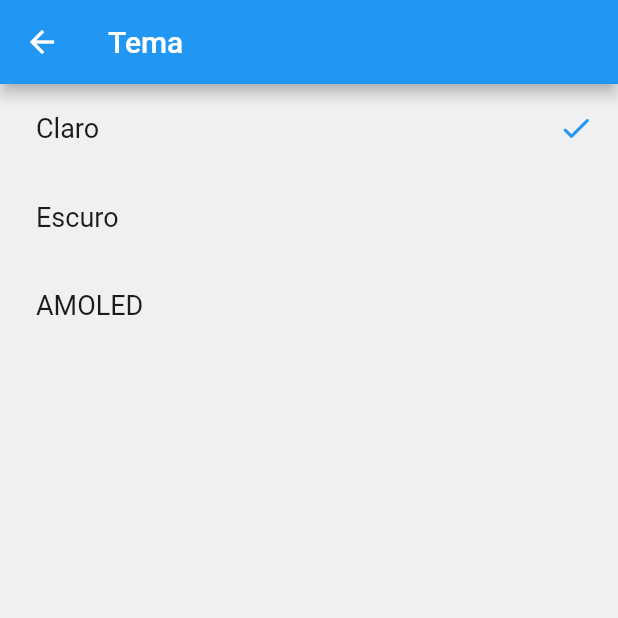
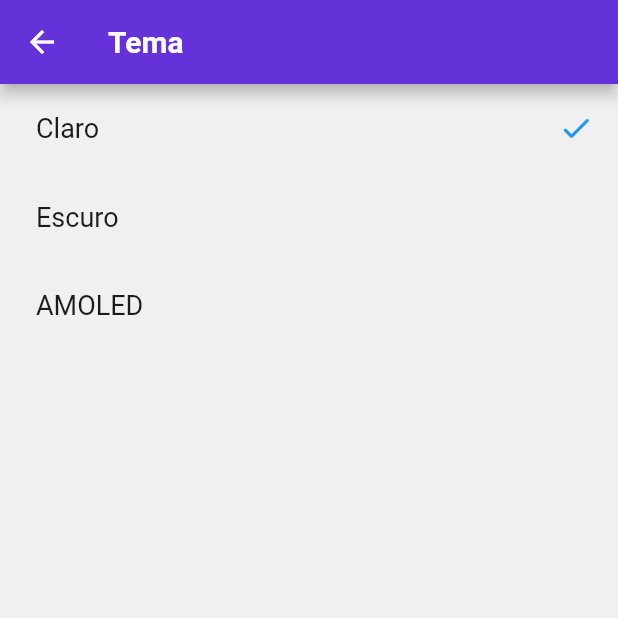
Before and after one commit to PECI-21-22-Grupo04/android-app, a Flutter app: the ThemeScreen screen opened directly, after a tap on "Claro", on a phone screen of 412 x 824 dp, the top half of it. Run offline on Flutter 3.47's test engine with Material 2 defaults, Android fonts, the phone set to English and light mode, and no system bars; drawn by our look-alikes of settings_ui; our stand-ins replace firebase_auth, firebase_core, google_sign_in, shared_preferences; missing offline and left inert: app_settings; accounts and stored records are empty.

Commit message:
Custom themes; fixed bug in theme selection

```diff
--- a/runx/lib/main.dart
+++ b/runx/lib/main.dart
@@ -6,6 +6,7 @@ import 'package:provider/provider.dart';
 
 // Screens
 import 'package:runx/authentication/sign_in.dart';
+import 'package:runx/preferences/theme_data.dart';
 import 'package:runx/preferences/theme_model.dart';
 import 'package:runx/presentation/page_nav.dart';
 
@@ -26,7 +27,9 @@ class MyApp extends StatelessWidget {
           builder: (context, ThemeModel themeNotifier, child) {
         return MaterialApp(
           title: 'Flutter Demo',
-          theme: themeNotifier.isDark ? ThemeData.dark() : ThemeData.light(),
+          theme: themeNotifier.isDark
+              ? CustomThemeDark.darkTheme
+              : CustomThemeLight.lightTheme,
           debugShowCheckedModeBanner: false,
           home: const Initial(title: 'RunX'),
         );
--- /dev/null
+++ b/runx/lib/preferences/theme_data.dart
@@ -0,0 +1,53 @@
+import 'package:flutter/material.dart';
+
+class CustomThemeLight {
+  static ThemeData get lightTheme {
+    return ThemeData(
+        brightness: Brightness.light,
+        primarySwatch:
+            buildMaterialColor(const Color.fromARGB(255, 101, 50, 218)),
+        textTheme: const TextTheme(
+          headline6: TextStyle(
+              fontSize: 20.0, fontWeight: FontWeight.bold), // page title
+          bodyText1:
+              TextStyle(fontSize: 15.0, fontWeight: FontWeight.bold), // sidenav
+          bodyText2: TextStyle(
+              fontSize: 15.0, fontWeight: FontWeight.bold), // text on scaffold
+        ));
+  }
+}
+
+class CustomThemeDark {
+  static ThemeData get darkTheme {
+    return ThemeData(
+        brightness: Brightness.dark,
+        textTheme: const TextTheme(
+          headline6: TextStyle(
+              fontSize: 20.0, fontWeight: FontWeight.bold), // page title
+          bodyText1:
+              TextStyle(fontSize: 15.0, fontWeight: FontWeight.bold), // sidenav
+          bodyText2: TextStyle(
+              fontSize: 15.0, fontWeight: FontWeight.bold), // text on scaffold
+        ));
+  }
+}
+
+MaterialColor buildMaterialColor(Color color) {
+  List strengths = <double>[.05];
+  Map<int, Color> swatch = {};
+  final int r = color.red, g = color.green, b = color.blue;
+
+  for (int i = 1; i < 10; i++) {
+    strengths.add(0.1 * i);
+  }
+  for (var strength in strengths) {
+    final double ds = 0.5 - strength;
+    swatch[(strength * 1000).round()] = Color.fromRGBO(
+      r + ((ds < 0 ? r : (255 - r)) * ds).round(),
+      g + ((ds < 0 ? g : (255 - g)) * ds).round(),
+      b + ((ds < 0 ? b : (255 - b)) * ds).round(),
+      1,
+    );
+  }
+  return MaterialColor(color.value, swatch);
+}
--- a/runx/lib/settings/themescreen.dart
+++ b/runx/lib/settings/themescreen.dart
@@ -18,6 +18,11 @@ class _ThemeScreenState extends State<ThemeScreen> {
   Widget build(BuildContext context) {
     return Consumer<ThemeModel>(
         builder: (context, ThemeModel themeNotifier, child) {
+      if (!themeNotifier.isDark) {
+        themeIndex = 0;
+      } else {
+        themeIndex = 1;
+      }
       return Scaffold(
         appBar: AppBar(title: const Text('Tema')),
         body: SettingsList(
@@ -25,11 +30,11 @@ class _ThemeScreenState extends State<ThemeScreen> {
             SettingsSection(tiles: [
               SettingsTile(
                 title: const Text("Claro"),
-                trailing: trailingWidget(0),
                 onPressed: (BuildContext context) {
                   changeTheme(0);
                   themeNotifier.isDark = false;
                 },
+                trailing: trailingWidget(0),
               ),
               SettingsTile(
                 title: const Text("Escuro"),
```
